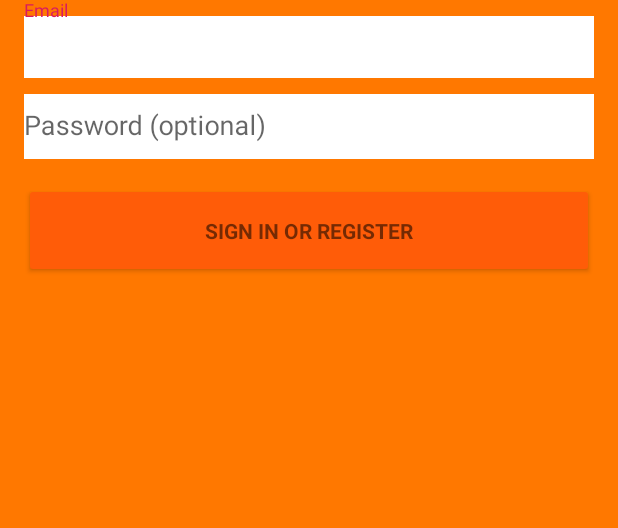
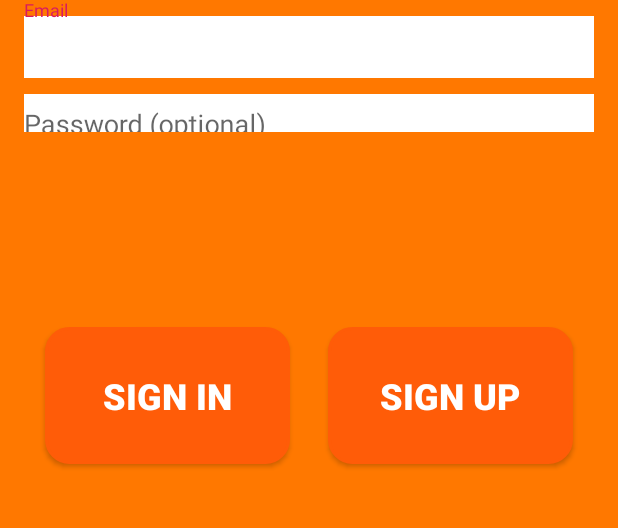
Before and after one commit to CP317-SnapChef/SnapChef, an Android app: the screen it shows after launch (LoginView), on a phone screen of 412 x 824 dp, the part 431-959 px from its top. Run offline under Robolectric (Android 15) with nearby library versions, the phone set to English and light mode, and no system bars; Roboto replaces fonts that are not available here; 2 statements that could not run were skipped.

Commit message:
Change the login view to match design doc Created the base register view

```diff
--- a/Android/SnapChef/app/src/main/AndroidManifest.xml
+++ b/Android/SnapChef/app/src/main/AndroidManifest.xml
@@ -31,6 +31,9 @@
         <activity
             android:name=".CreateRecipeView"
             android:label="CreateRecipe"></activity>
+        <activity
+            android:name=".RegisterView"
+            android:label="Register"></activity>
     </application>
 
 </manifest>
--- a/Android/SnapChef/app/src/main/java/app/snapchef/com/base/LoginView.java
+++ b/Android/SnapChef/app/src/main/java/app/snapchef/com/base/LoginView.java
@@ -83,18 +83,27 @@ public class LoginView extends AppCompatActivity implements LoaderCallbacks<Curs
             }
         });
 
-        Button mEmailSignInButton = (Button) findViewById(R.id.email_sign_in_button);
+        Button mEmailSignInButton = (Button) findViewById(R.id.loginButton);
         mEmailSignInButton.setOnClickListener(new View.OnClickListener() {
             @Override
             public void onClick(View view) {
 //                attemptLogin();
                 //intent to go to main view
-                Intent LoginIntent = new Intent(getApplicationContext(), HomeView.class);
-                startActivity(LoginIntent);
+                Intent loginIntent = new Intent(getApplicationContext(), HomeView.class);
+                startActivity(loginIntent);
             }
         });
 
-        mLoginFormView = findViewById(R.id.login_form);
+        Button mEmailSignUpButton = (Button) findViewById(R.id.registerButton);
+        mEmailSignUpButton.setOnClickListener(new OnClickListener() {
+            @Override
+            public void onClick(View v) {
+                Intent registerIntent = new Intent(getApplicationContext(),RegisterView.class);
+                startActivity(registerIntent);
+            }
+        });
+
+       // mLoginFormView = findViewById(R.id.login_form);
         mProgressView = findViewById(R.id.login_progress);
     }
 
--- a/Android/SnapChef/app/src/main/res/layout/activity_login_view.xml
+++ b/Android/SnapChef/app/src/main/res/layout/activity_login_view.xml
@@ -38,9 +38,8 @@
         app:fontFamily="@font/roboto_medium" />
 
     <ScrollView
-        android:id="@+id/login_form"
         android:layout_width="match_parent"
-        android:layout_height="match_parent">
+        android:layout_height="88dp">
 
         <LinearLayout
             android:id="@+id/email_login_form"
@@ -71,7 +70,7 @@
                 <EditText
                     android:id="@+id/password"
                     android:layout_width="match_parent"
-                    android:layout_height="43dp"
+                    android:layout_height="41dp"
                     android:background="#FFFFFF"
                     android:hint="@string/prompt_password"
                     android:imeActionId="6"
@@ -83,16 +82,53 @@
 
             </android.support.design.widget.TextInputLayout>
 
-            <Button
-                android:id="@+id/email_sign_in_button"
-                style="?android:textAppearanceSmall"
-                android:layout_width="match_parent"
-                android:layout_height="63dp"
-                android:layout_marginTop="16dp"
-                android:backgroundTint="#FF5C08"
-                android:text="@string/action_sign_in"
-                android:textStyle="bold" />
-
         </LinearLayout>
     </ScrollView>
+
+    <android.support.constraint.ConstraintLayout
+        android:id="@+id/buttonHolder"
+        android:layout_width="match_parent"
+        android:layout_height="match_parent">
+
+        <Button
+            android:id="@+id/loginButton"
+            android:layout_width="163dp"
+            android:layout_height="91dp"
+            android:layout_marginStart="6dp"
+            android:layout_marginLeft="6dp"
+            android:layout_marginTop="2dp"
+            android:layout_marginBottom="83dp"
+            android:background="@drawable/rounded_corner_button"
+            android:padding="10dp"
+            android:text="@string/action_sign_in"
+            android:textColor="#FFFFFF"
+            android:textSize="24sp"
+            android:textStyle="bold"
+            app:layout_constraintBottom_toBottomOf="parent"
+            app:layout_constraintEnd_toStartOf="@+id/registerButton"
+            app:layout_constraintStart_toStartOf="parent"
+            app:layout_constraintTop_toTopOf="parent" />
+
+        <Button
+            android:id="@+id/registerButton"
+            android:layout_width="163dp"
+            android:layout_height="91dp"
+            android:layout_marginStart="17dp"
+            android:layout_marginLeft="17dp"
+            android:layout_marginTop="2dp"
+            android:layout_marginEnd="6dp"
+            android:layout_marginRight="6dp"
+            android:layout_marginBottom="83dp"
+            android:background="@drawable/rounded_corner_button"
+            android:padding="10dp"
+            android:text="@string/action_sign_up"
+            android:textColor="#FFFFFF"
+            android:textSize="24sp"
+            android:textStyle="bold"
+            app:layout_constraintBottom_toBottomOf="parent"
+            app:layout_constraintEnd_toEndOf="parent"
+            app:layout_constraintStart_toEndOf="@+id/loginButton"
+            app:layout_constraintTop_toTopOf="parent" />
+    </android.support.constraint.ConstraintLayout>
+
 </LinearLayout>
--- /dev/null
+++ b/Android/SnapChef/app/src/main/res/layout/activity_register_view.xml
@@ -0,0 +1,6 @@
+<?xml version="1.0" encoding="utf-8"?>
+<android.support.constraint.ConstraintLayout
+    xmlns:android="http://schemas.android.com/apk/res/android" android:layout_width="match_parent"
+    android:layout_height="match_parent">
+
+</android.support.constraint.ConstraintLayout>
--- a/Android/SnapChef/app/src/main/res/values/strings.xml
+++ b/Android/SnapChef/app/src/main/res/values/strings.xml
@@ -17,7 +17,8 @@
     <!-- Strings related to login -->
     <string name="prompt_email">Email</string>
     <string name="prompt_password">Password (optional)</string>
-    <string name="action_sign_in">Sign in or register</string>
+    <string name="action_sign_in">Sign in</string>
+    <string name="action_sign_up">Sign up</string>
     <string name="action_sign_in_short">Sign in</string>
     <string name="error_invalid_email">This email address is invalid</string>
     <string name="error_invalid_password">This password is too short</string>
```
Also changed, not shown: Android/SnapChef/app/src/main/java/app/snapchef/com/base/RegisterView.java (added, +8 -0 lines), Android/SnapChef/app/src/main/res/layout/activity_create_recipe.xml (+11 -12 lines).
